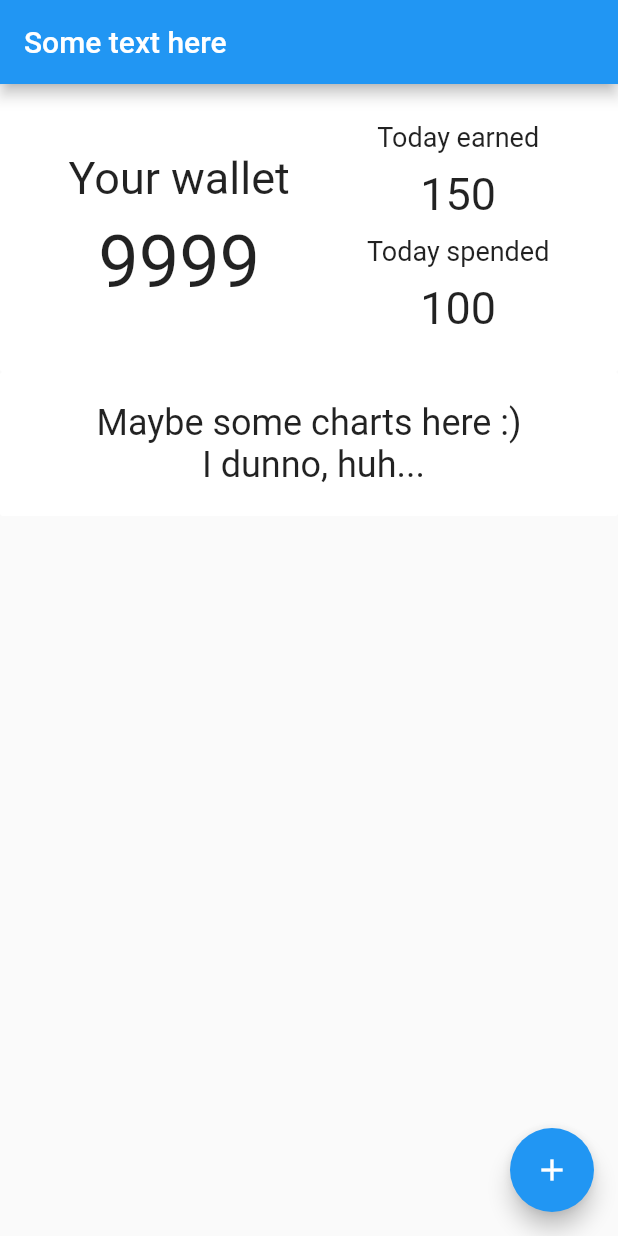
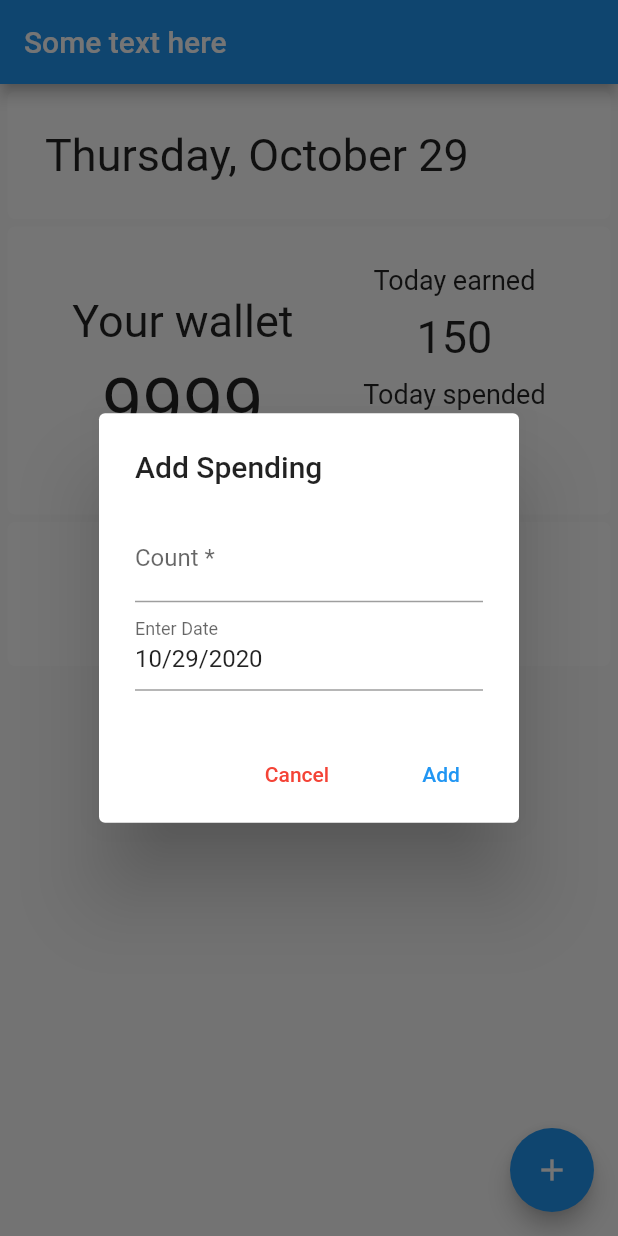
Before and after one commit to RacoonSTR/MotherWallet, a Flutter app: the screen it shows after launch, after a tap on the "add" icon, on a phone screen of 412 x 824 dp. Run offline on Flutter 3.47's test engine with Material 2 defaults, Android fonts, the phone set to English and light mode, and no system bars.

Commit message:
Add dialog

```diff
--- /dev/null
+++ b/lib/components/AddSpendingDialog.dart
@@ -0,0 +1,59 @@
+import 'package:flutter/material.dart';
+
+class AddSpendingDalog extends StatefulWidget {
+  @override
+  _AddSpendingDalogState createState() => _AddSpendingDalogState();
+}
+
+class _AddSpendingDalogState extends State<AddSpendingDalog> {
+  Widget build(BuildContext context) {
+    return AlertDialog(
+      title: const Text('Add Spending'),
+      content: Form(
+        child: Column(
+          mainAxisSize: MainAxisSize.min,
+          children: [
+            TextFormField(
+              decoration: const InputDecoration(
+                hintText: 'How much did you spend',
+                labelText: 'Count *',
+              ),
+              keyboardType: TextInputType.number,
+              validator: (value) {
+                RegExp regExp = RegExp(r"^[0-9]+(.[0-9]+)?$", multiLine: true);
+                if (value.isEmpty) {
+                  return 'Please enter count';
+                }
+                if (!regExp.hasMatch(value)) {
+                  return 'Invalid value';
+                }
+                return null;
+              },
+            ),
+            InputDatePickerFormField(
+              initialDate: DateTime.now(),
+              firstDate: DateTime.now(),
+              lastDate: DateTime.now(),
+            )
+          ],
+        ),
+      ),
+      actions: [
+        FlatButton(
+          onPressed: () {
+            Navigator.of(context).pop();
+          },
+          textColor: Colors.red,
+          child: Text('Cancel'),
+        ),
+        FlatButton(
+          onPressed: () {
+            Navigator.of(context).pop();
+          },
+          textColor: Colors.blue,
+          child: Text('Add'),
+        ),
+      ],
+    );
+  }
+}
--- a/lib/pages/MainPage.dart
+++ b/lib/pages/MainPage.dart
@@ -1,4 +1,7 @@
 import 'package:flutter/material.dart';
+import 'package:intl/intl.dart';
+
+import 'package:mother_wallet/components/AddSpendingDialog.dart';
 
 class MainPage extends StatefulWidget {
   @override
@@ -19,17 +22,38 @@ class _MainPageState extends State<MainPage> {
     );
   }
 
+  Widget buildCard({Widget child}) {
+    return Padding(
+      padding: EdgeInsets.fromLTRB(5, 5, 5, 0),
+      child: Material(
+        type: MaterialType.card,
+        borderRadius: BorderRadius.all(Radius.circular(5)),
+        child: child,
+      ),
+    );
+  }
+
   @override
   Widget build(BuildContext context) {
     return Scaffold(
       appBar: AppBar(
         title: Text('Some text here'),
       ),
-      body: Column(
+      body: Container(
+        child: Column(
           crossAxisAlignment: CrossAxisAlignment.stretch,
           children: [
-          Material(
-            type: MaterialType.card,
+            buildCard(
+              child: Container(
+                padding: EdgeInsets.all(20),
+                child: buildPaddingText(
+                  DateFormat('EEEE, MMMM dd').format(
+                    DateTime.now(),
+                  ),
+                ),
+              ),
+            ),
+            buildCard(
               child: Container(
                 padding: EdgeInsets.all(20),
                 child: Row(
@@ -54,8 +78,7 @@ class _MainPageState extends State<MainPage> {
                 ),
               ),
             ),
-          Material(
-            type: MaterialType.card,
+            buildCard(
               child: Container(
                 padding: EdgeInsets.all(20),
                 child: Align(
@@ -70,9 +93,17 @@ class _MainPageState extends State<MainPage> {
             ),
           ],
         ),
+      ),
       floatingActionButton: FloatingActionButton(
         child: Icon(Icons.add),
-        onPressed: () {},
+        onPressed: () async {
+          await showDialog(
+            context: context,
+            builder: (BuildContext context) {
+              return AddSpendingDalog();
+            },
+          );
+        },
       ),
     );
   }
--- a/pubspec.yaml
+++ b/pubspec.yaml
@@ -23,11 +23,8 @@ environment:
 dependencies:
   flutter:
     sdk: flutter
-
-
-  # The following adds the Cupertino Icons font to your application.
-  # Use with the CupertinoIcons class for iOS style icons.
   cupertino_icons: ^1.0.0
+  intl: ^0.16.1
 
 dev_dependencies:
   flutter_test:
```
Also changed, not shown: pubspec.lock. Lines whose indentation alone changed are shown as unchanged.
